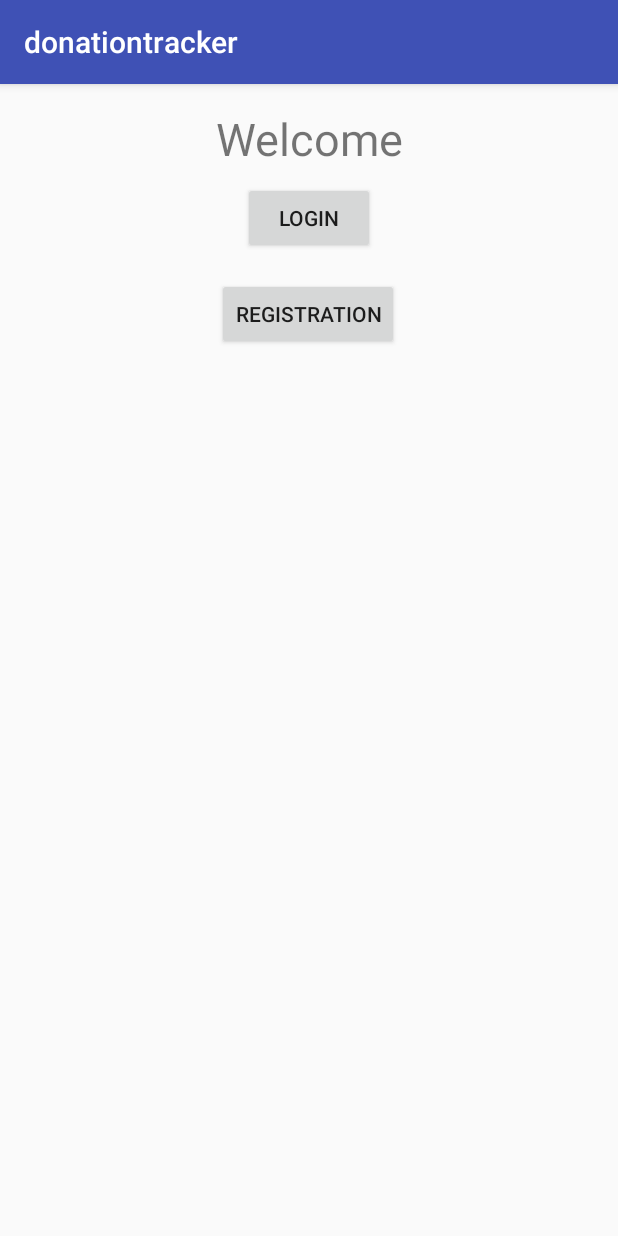
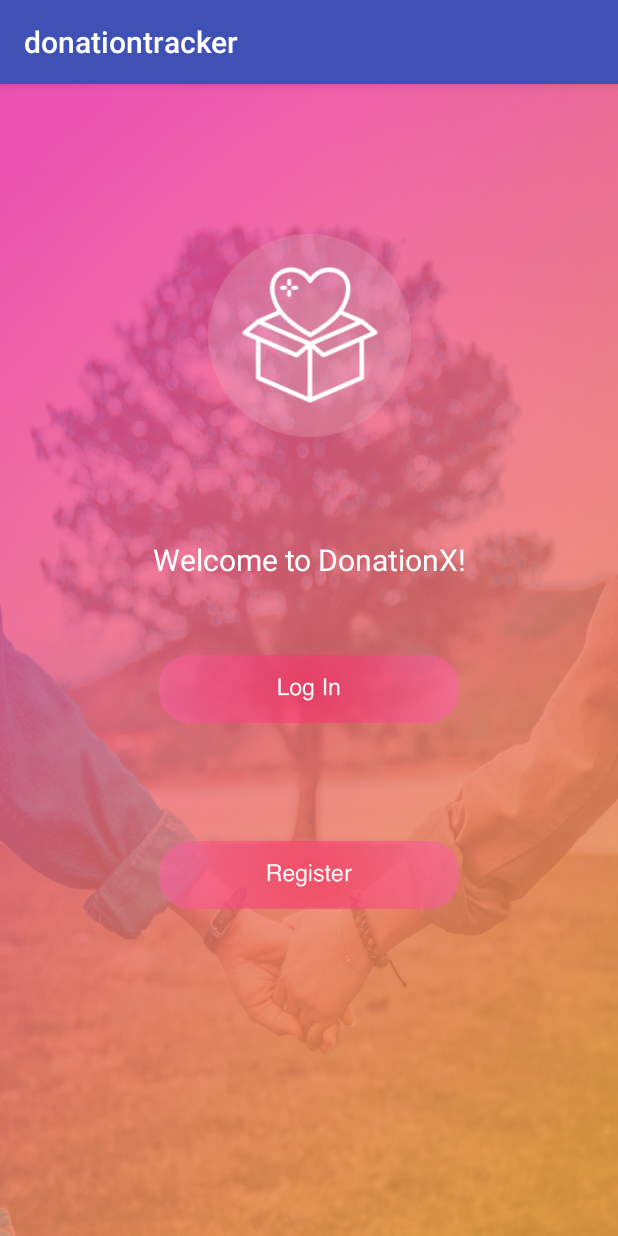
Before and after one commit to wzheng67/donation-tracker, an Android app: the screen it shows after launch (Welcomescreen), on a phone screen of 412 x 824 dp. Run offline under Robolectric (Android 15) with nearby library versions, the phone set to English and light mode, and no system bars; 3 statements that could not run were skipped.

Commit message:
UI of welcome screen

```diff
--- a/app/src/main/res/layout/activity_welcomescreen.xml
+++ b/app/src/main/res/layout/activity_welcomescreen.xml
@@ -4,54 +4,68 @@
     xmlns:tools="http://schemas.android.com/tools"
     android:layout_width="match_parent"
     android:layout_height="match_parent"
+    android:background="@drawable/background"
     tools:context=".Controllers.Welcomescreen"
     tools:layout_editor_absoluteY="25dp">
 
     <TextView
         android:id="@+id/editText3"
-        android:layout_width="176dp"
-        android:layout_height="33dp"
+        android:layout_width="220dp"
+        android:layout_height="45dp"
         android:layout_marginEnd="16dp"
         android:layout_marginStart="16dp"
-        android:layout_marginTop="16dp"
+        android:layout_marginTop="68dp"
         android:ems="10"
         android:gravity="center_horizontal"
         android:inputType="textPersonName"
-        android:text="Welcome"
-        android:textSize="30sp"
+        android:text="Welcome to DonationX!"
+        android:textColor="@color/colorWhite"
+        android:textSize="20sp"
         app:layout_constraintEnd_toEndOf="parent"
-        app:layout_constraintHorizontal_bias="0.5"
+        app:layout_constraintStart_toStartOf="parent"
+        app:layout_constraintTop_toBottomOf="@+id/imageView2" />
+
+    <ImageView
+        android:id="@+id/imageView2"
+        android:layout_width="135dp"
+        android:layout_height="135dp"
+        android:layout_marginEnd="8dp"
+        android:layout_marginStart="8dp"
+        android:layout_marginTop="100dp"
+        android:background="@drawable/icon"
+        android:contentDescription="@null"
+        app:layout_constraintEnd_toEndOf="parent"
+        app:layout_constraintHorizontal_bias="0.502"
         app:layout_constraintStart_toStartOf="parent"
         app:layout_constraintTop_toTopOf="parent" />
 
     <Button
         android:id="@+id/Login"
-        android:layout_width="wrap_content"
-        android:layout_height="wrap_content"
+        android:layout_width="200dp"
+        android:layout_height="45dp"
         android:layout_marginEnd="16dp"
         android:layout_marginStart="16dp"
-        android:layout_marginTop="16dp"
+        android:layout_marginTop="32dp"
+        android:background="@drawable/login"
         android:onClick="goToLogin"
-        android:text="Login"
         app:layout_constraintEnd_toEndOf="parent"
         app:layout_constraintStart_toStartOf="parent"
         app:layout_constraintTop_toBottomOf="@+id/editText3" />
 
     <Button
         android:id="@+id/Registration"
-        android:layout_width="wrap_content"
-        android:layout_height="wrap_content"
+        android:layout_width="200dp"
+        android:layout_height="45dp"
         android:layout_marginBottom="16dp"
         android:layout_marginEnd="16dp"
         android:layout_marginStart="16dp"
-        android:layout_marginTop="16dp"
+        android:layout_marginTop="8dp"
+        android:background="@drawable/register"
         android:onClick="goToRegistration"
-        android:text="Registration"
         app:layout_constraintBottom_toBottomOf="parent"
         app:layout_constraintEnd_toEndOf="parent"
-        app:layout_constraintHorizontal_bias="0.498"
         app:layout_constraintStart_toStartOf="parent"
         app:layout_constraintTop_toBottomOf="@+id/Login"
-        app:layout_constraintVertical_bias="0.0" />
+        app:layout_constraintVertical_bias="0.26" />
 
 </android.support.constraint.ConstraintLayout>
--- a/app/src/main/res/values/colors.xml
+++ b/app/src/main/res/values/colors.xml
@@ -3,4 +3,5 @@
     <color name="colorPrimary">#3F51B5</color>
     <color name="colorPrimaryDark">#303F9F</color>
     <color name="colorAccent">#FF4081</color>
+    <color name="colorWhite">#FFFFFF</color>
 </resources>
```
Also changed, not shown: app/src/main/res/drawable/background.png (added), app/src/main/res/drawable/icon.png (added), app/src/main/res/drawable/login.png (added), app/src/main/res/drawable/register.png (added).
